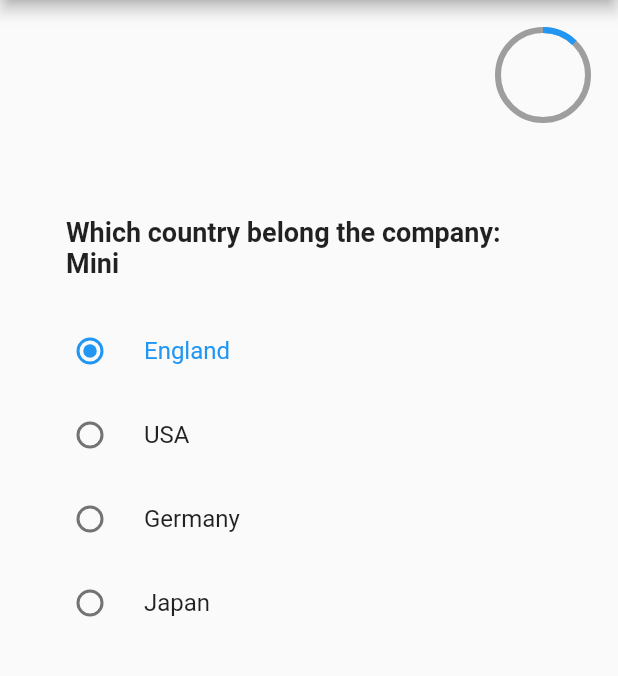
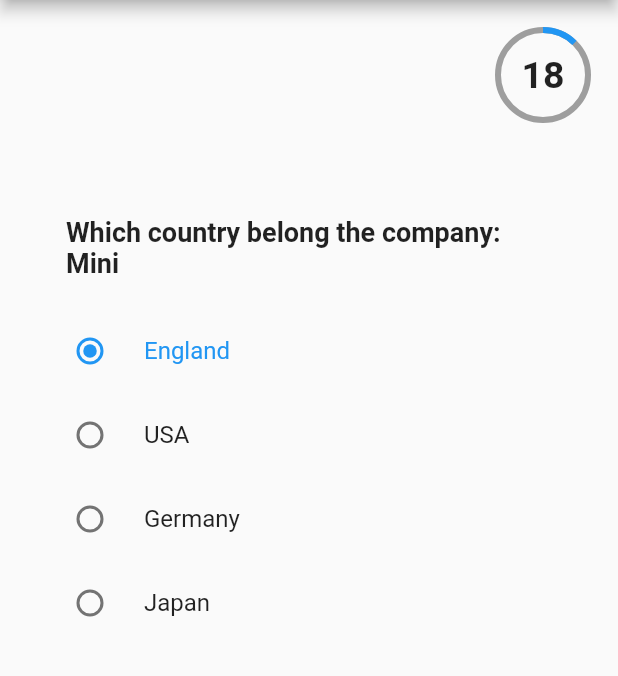
Before and after one commit to FlavioHeartnet/BMWQUIZ, a Flutter app: the screen it shows after launch, after a tap on the "check" icon, after a tap on "England", on a phone screen of 412 x 824 dp, the part 84-760 px from its top. Run offline on Flutter 3.47's test engine with Material 2 defaults, Android fonts, the phone set to English and light mode, and no system bars.

Commit message:
Timer animation with ProgressIndicator completed

```diff
--- a/lib/main.dart
+++ b/lib/main.dart
@@ -4,6 +4,7 @@ import 'package:flutter/material.dart';
 void main() {
   runApp(MaterialApp(
       title: 'Car Quiz',
+      debugShowCheckedModeBanner: false,
       theme: ThemeData(
 
         primarySwatch: Colors.blue,
--- a/lib/ui/finalScore.dart
+++ b/lib/ui/finalScore.dart
@@ -56,7 +56,7 @@ List<Questions>? rightAnwsers;
   }
 
   String? _checkNullValueForBlanketAnwser(int index){
-    return widget.score.myAnwsers[index].anwser == "null" ? "Not Anwsered" :  widget.score.myAnwsers[index].anwser;
+    return widget.score.myAnwsers[index].anwser == null ? "Not Anwsered" :  widget.score.myAnwsers[index].anwser;
   }
 
    List<Widget> _listFinalResultItens(int index, List<Questions>? rightAnwsers){
--- a/lib/ui/home.dart
+++ b/lib/ui/home.dart
@@ -26,15 +26,17 @@ class _MyHomePageState extends State<MyHomePage> with TickerProviderStateMixin{
   final _random = new Random();
   Questions? currentQuestion;
   List<Questions> questionsAnwsered = [];
-  late Timer _timer;
+  late Timer _countTimer;
   late AnimationController progressBarController;
+  int _countTimerValue = 20;
+  final int _questionTimerValue = 20;
 
   Questions getRandomQuestion() {
     return questions![_random.nextInt(questions!.length)];
   }
 
   _fecthAnwser(){
-    _timer = Timer(Duration(milliseconds: 1000), () async {
+    Timer(Duration(milliseconds: 1000), () async {
         if(!_visible) {
           setState(() {
             _visible = true;
@@ -47,15 +49,13 @@ class _MyHomePageState extends State<MyHomePage> with TickerProviderStateMixin{
           if (questions!.length == 0 || questions == null) {
             setState(() {
               _visible = false;
+              _countTimer.cancel(); //Stop the counter of the question before send to the finalScore page
             });
-            _timer.cancel();
             questionsAnwsered.sort((a,b) => a.id!.compareTo(b.id!));
             await _sendFinalScorePage(new Score(finalScore: score, myAnwsers: questionsAnwsered));
           } else {
             currentQuestion = getRandomQuestion();
           }
-        }else{
-          _timer.cancel();
         }
         selectedOptions = null;
     });
@@ -64,9 +64,9 @@ class _MyHomePageState extends State<MyHomePage> with TickerProviderStateMixin{
   void _nextQuestion(){
     setState(() {
       _visible = false;
+      _countTimer.cancel();
       _fecthAnwser();
       _initProgressBarAnimation();
-
     });
   }
 
@@ -85,12 +85,13 @@ class _MyHomePageState extends State<MyHomePage> with TickerProviderStateMixin{
   void _initProgressBarAnimation(){
     progressBarController = AnimationController(
       vsync: this,
-      duration: const Duration(seconds: 20),
+      duration: Duration(seconds: _questionTimerValue),
     )..addListener(() {
       setState(() {
 
       });
     });
+    _questionsTimerCounter();
       progressBarController.forward().then((value) => {
         if(questions?.length != 0 && progressBarController.isCompleted){
           setState(()=>{
@@ -101,13 +102,21 @@ class _MyHomePageState extends State<MyHomePage> with TickerProviderStateMixin{
 
   }
 
+  _questionsTimerCounter(){
+      _countTimerValue = _questionTimerValue;
+      _countTimer = Timer.periodic(Duration(seconds: 1), (timer) {
+          setState(() {
+            _countTimerValue > 0 ? _countTimerValue-- : timer.cancel();
+          });
+       });
+  }
+
   _firstFadeInOutAnimatedQuestionLoad(){
-    _timer = Timer(Duration(milliseconds: 500), () {
+    Timer(Duration(milliseconds: 500), () {
       setState(() {
           if(!_visible){
             _visible = true;
           }
-            _timer.cancel();
       });
     });
   }
@@ -176,6 +185,20 @@ class _MyHomePageState extends State<MyHomePage> with TickerProviderStateMixin{
           Row(
             mainAxisAlignment: MainAxisAlignment.end,
             children: [
+              Stack(
+                children: [
+                  Container(
+                    decoration: BoxDecoration(
+                      shape: BoxShape.circle,
+                      color: Colors.transparent
+                    ),
+                    width: 100,
+                    height: 100,
+                    padding: EdgeInsets.all(20),
+                    child: Center(
+                        child: Text("$_countTimerValue", style: TextStyle(fontSize: 25, fontWeight: FontWeight.bold),),
+                      ),
+                    ),
                   Container(
                     width: 100,
                     height: 100,
@@ -185,6 +208,8 @@ class _MyHomePageState extends State<MyHomePage> with TickerProviderStateMixin{
                       value: progressBarController.value,
                       semanticsLabel: "Timer for anwser the question",
                     ),
+                  )
+                ],
               )
             ],
           ),
```
Lines whose indentation alone changed are shown as unchanged.
